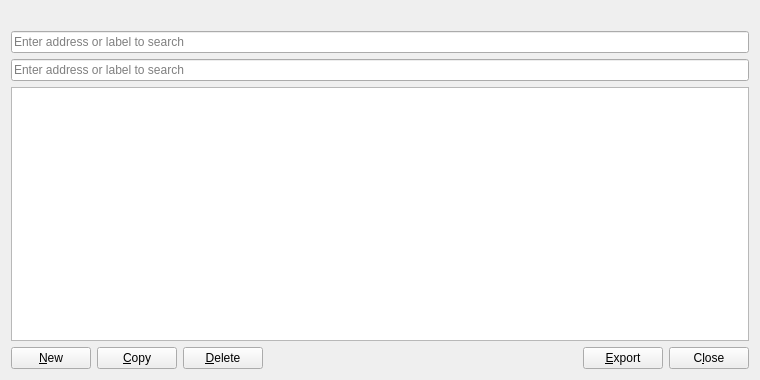
Old version of the form src/qt/forms/addressbookpage.ui in the repository MobTechnologies/mobtech.
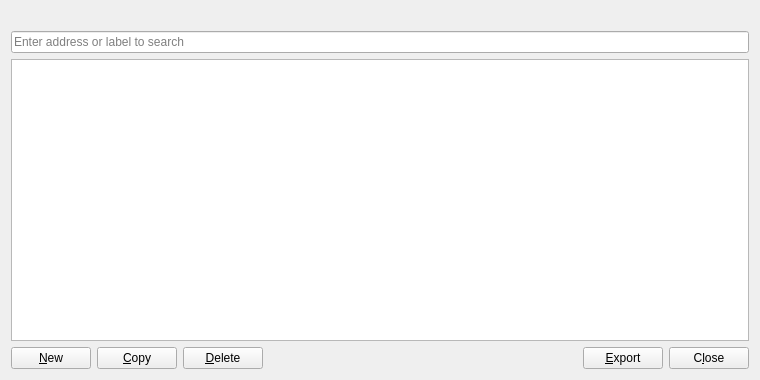
New version of the form. Icons and pictures are not drawn.

```diff
--- a/src/qt/forms/addressbookpage.ui
+++ b/src/qt/forms/addressbookpage.ui
@@ -28,13 +28,6 @@
      </property>
     </widget>
    </item>
-   <item>
-    <widget class="QLineEdit" name="searchLineEdit">
-     <property name="placeholderText">
-      <string>Enter address or label to search</string>
-     </property>
-    </widget>
-   </item>
    <item>
     <widget class="QTableView" name="tableView">
      <property name="contextMenuPolicy">
```
